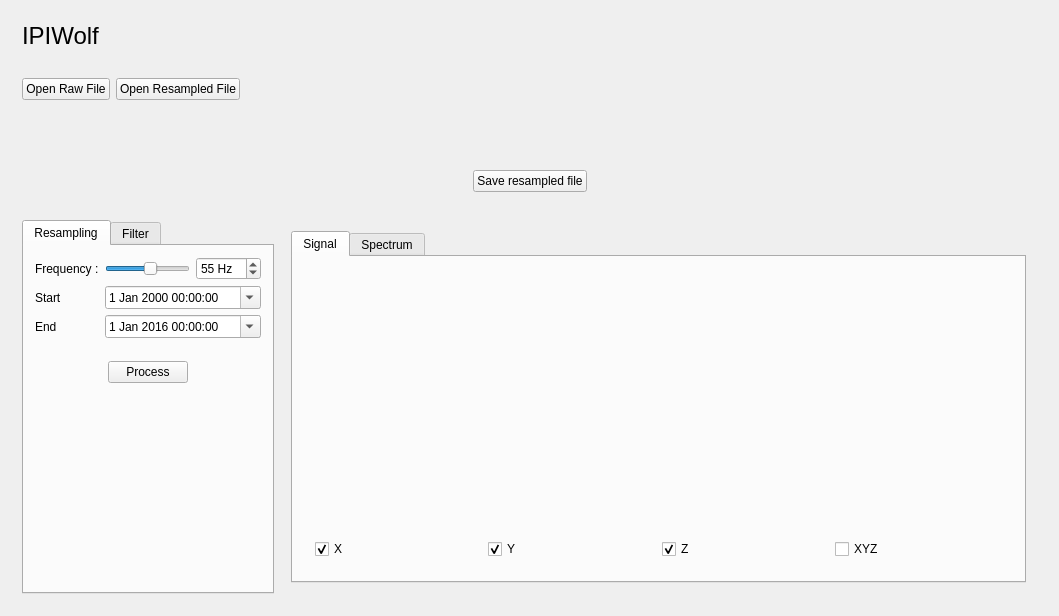
The window that ipiwolf/mainwindow.ui (vstebe/ipiwolf) describes before a commit, drawn with Qt 5.
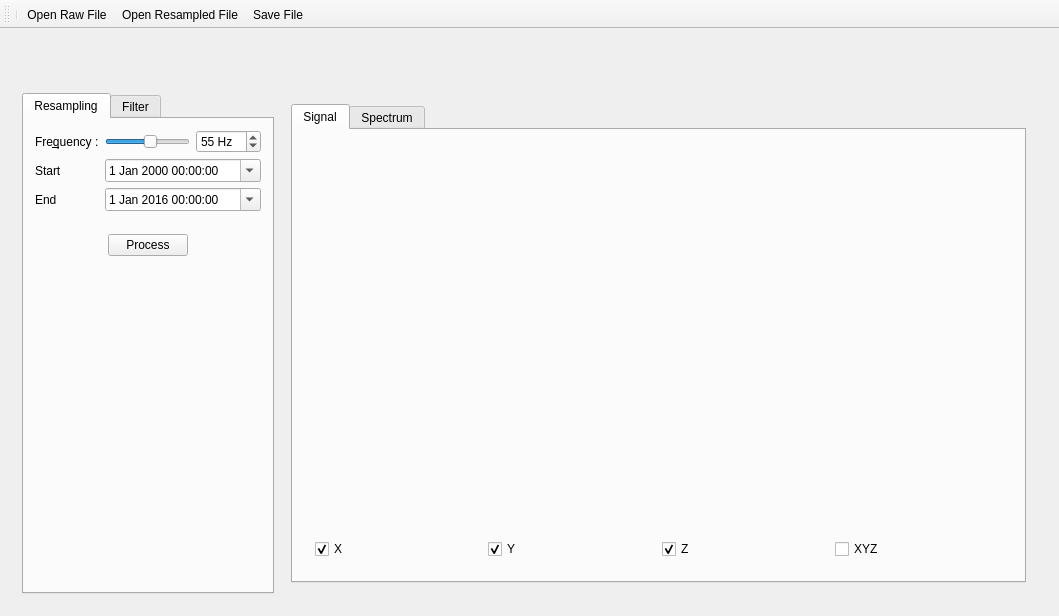
The same window after the commit. The open tabs and pages were chosen to show the change. Icons and pictures are not drawn. Custom widgets are drawn as their Qt base class.

```diff
--- a/ipiwolf/mainwindow.ui
+++ b/ipiwolf/mainwindow.ui
@@ -22,74 +22,6 @@
   </property>
   <widget class="QWidget" name="centralWidget">
    <layout class="QVBoxLayout" name="verticalLayout">
-    <item>
-     <widget class="QWidget" name="widget" native="true">
-      <layout class="QHBoxLayout" name="horizontalLayout">
-       <item>
-        <widget class="QLabel" name="label">
-         <property name="text">
-          <string>&lt;html&gt;&lt;head/&gt;&lt;body&gt;&lt;p&gt;&lt;span style=&quot; font-size:18pt;&quot;&gt;IPIWolf&lt;/span&gt;&lt;/p&gt;&lt;/body&gt;&lt;/html&gt;</string>
-         </property>
-         <property name="textFormat">
-          <enum>Qt::RichText</enum>
-         </property>
-        </widget>
-       </item>
-      </layout>
-     </widget>
-    </item>
-    <item>
-     <widget class="QWidget" name="widget_9" native="true">
-      <layout class="QHBoxLayout" name="horizontalLayout_7">
-       <item>
-        <widget class="QPushButton" name="btnOpenRaw">
-         <property name="text">
-          <string>Open Raw File</string>
-         </property>
-        </widget>
-       </item>
-       <item>
-        <widget class="QPushButton" name="btnOpenResampled">
-         <property name="text">
-          <string>Open Resampled File</string>
-         </property>
-        </widget>
-       </item>
-       <item>
-        <spacer name="horizontalSpacer_7">
-         <property name="orientation">
-          <enum>Qt::Horizontal</enum>
-         </property>
-         <property name="sizeHint" stdset="0">
-          <size>
-           <width>787</width>
-           <height>20</height>
-          </size>
-         </property>
-        </spacer>
-       </item>
-       <item>
-        <widget class="QLabel" name="label_8">
-         <property name="maximumSize">
-          <size>
-           <width>50</width>
-           <height>50</height>
-          </size>
-         </property>
-         <property name="text">
-          <string/>
-         </property>
-         <property name="pixmap">
-          <pixmap resource="resources.qrc">:/images/images/wolf.png</pixmap>
-         </property>
-         <property name="scaledContents">
-          <bool>true</bool>
-         </property>
-        </widget>
-       </item>
-      </layout>
-     </widget>
-    </item>
     <item>
      <widget class="QWidget" name="widget_3" native="true">
       <layout class="QHBoxLayout" name="horizontalLayout_8">
@@ -103,45 +35,6 @@
       </layout>
      </widget>
     </item>
-    <item>
-     <widget class="QWidget" name="widget_7" native="true">
-      <layout class="QHBoxLayout" name="horizontalLayout_5">
-       <item>
-        <spacer name="horizontalSpacer_3">
-         <property name="orientation">
-          <enum>Qt::Horizontal</enum>
-         </property>
-         <property name="sizeHint" stdset="0">
-          <size>
-           <width>40</width>
-           <height>20</height>
-          </size>
-         </property>
-        </spacer>
-       </item>
-       <item>
-        <widget class="QPushButton" name="btnSaveResampled">
-         <property name="text">
-          <string>Save resampled file</string>
-         </property>
-        </widget>
-       </item>
-       <item>
-        <spacer name="horizontalSpacer_4">
-         <property name="orientation">
-          <enum>Qt::Horizontal</enum>
-         </property>
-         <property name="sizeHint" stdset="0">
-          <size>
-           <width>40</width>
-           <height>20</height>
-          </size>
-         </property>
-        </spacer>
-       </item>
-      </layout>
-     </widget>
-    </item>
     <item>
      <widget class="QWidget" name="mainForm" native="true">
       <property name="enabled">
@@ -150,6 +43,9 @@
       <layout class="QHBoxLayout" name="horizontalLayout_2">
        <item>
         <widget class="QTabWidget" name="tabWidget">
+         <property name="enabled">
+          <bool>true</bool>
+         </property>
          <property name="sizePolicy">
           <sizepolicy hsizetype="Minimum" vsizetype="Expanding">
            <horstretch>0</horstretch>
@@ -191,6 +87,9 @@
              </item>
              <item row="1" column="1">
               <widget class="QSlider" name="horizontalSlider">
+               <property name="enabled">
+                <bool>true</bool>
+               </property>
                <property name="minimum">
                 <number>1</number>
                </property>
@@ -208,7 +107,10 @@
              <item row="1" column="0">
               <widget class="QLabel" name="label_2">
                <property name="text">
-                <string>Frequency :</string>
+                <string>Fre&amp;quency :</string>
+               </property>
+               <property name="buddy">
+                <cstring>horizontalSlider</cstring>
                </property>
               </widget>
              </item>
@@ -576,6 +478,66 @@
     </item>
    </layout>
   </widget>
+  <widget class="QToolBar" name="toolBar">
+   <property name="windowTitle">
+    <string>toolBar</string>
+   </property>
+   <property name="iconSize">
+    <size>
+     <width>32</width>
+     <height>32</height>
+    </size>
+   </property>
+   <property name="toolButtonStyle">
+    <enum>Qt::ToolButtonTextBesideIcon</enum>
+   </property>
+   <attribute name="toolBarArea">
+    <enum>TopToolBarArea</enum>
+   </attribute>
+   <attribute name="toolBarBreak">
+    <bool>false</bool>
+   </attribute>
+   <addaction name="separator"/>
+   <addaction name="actionOpenRawFile"/>
+   <addaction name="actionOpenResampledFile"/>
+   <addaction name="actionSaveFile"/>
+  </widget>
+  <action name="actionOpenRawFile">
+   <property name="icon">
+    <iconset resource="resources.qrc">
+     <normaloff>:/images/open1.png</normaloff>:/images/open1.png</iconset>
+   </property>
+   <property name="text">
+    <string>Open Raw File</string>
+   </property>
+   <property name="toolTip">
+    <string>Open Raw File</string>
+   </property>
+  </action>
+  <action name="actionOpenResampledFile">
+   <property name="icon">
+    <iconset resource="resources.qrc">
+     <normaloff>:/images/open2.png</normaloff>:/images/open2.png</iconset>
+   </property>
+   <property name="text">
+    <string>Open Resampled File</string>
+   </property>
+   <property name="toolTip">
+    <string>Open Resampled File</string>
+   </property>
+  </action>
+  <action name="actionSaveFile">
+   <property name="icon">
+    <iconset resource="resources.qrc">
+     <normaloff>:/images/save.png</normaloff>:/images/save.png</iconset>
+   </property>
+   <property name="text">
+    <string>Save File</string>
+   </property>
+   <property name="toolTip">
+    <string>Save File</string>
+   </property>
+  </action>
  </widget>
  <layoutdefault spacing="6" margin="11"/>
  <customwidgets>
```
Left out of the diff: 33 changed lines with no effect on the pictures.
